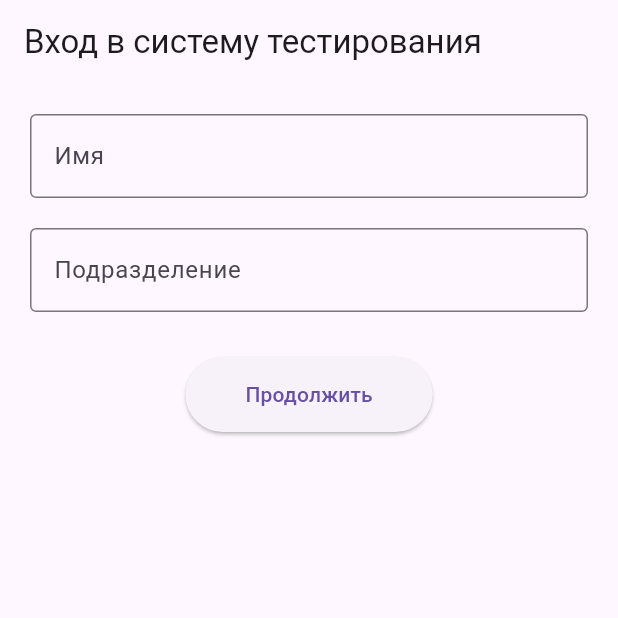
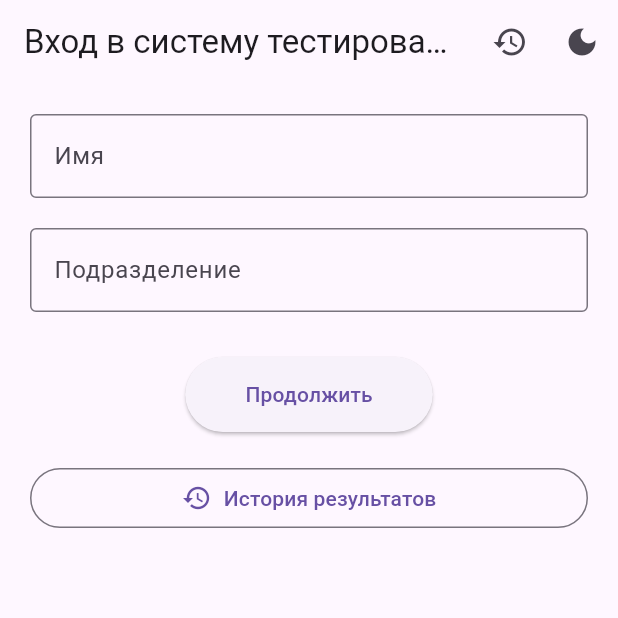
Before and after one commit to Alexxtn105/education_flutter, a Flutter app: the screen it shows after launch, on a phone screen of 412 x 824 dp, the top half of it. Run offline on Flutter 3.47's test engine with Material 3 defaults, Android fonts, the phone set to English and light mode, and no system bars; our stand-ins replace shared_preferences.

Commit message:
Светлая/темная тема

```diff
--- a/lib/main.dart
+++ b/lib/main.dart
@@ -1,25 +1,81 @@
 import 'package:education/screens/results_history_screen.dart';
 import 'package:flutter/material.dart';
 import 'screens/login_screen.dart';
+import 'package:provider/provider.dart';
+import 'theme_provider.dart';
 
-void main() {
+void main() async {
+  WidgetsFlutterBinding.ensureInitialized();
   runApp(MyApp());
 }
 
 class MyApp extends StatelessWidget {
   @override
   Widget build(BuildContext context) {
-    return MaterialApp(
-      title: 'Quiz App',
-      theme: ThemeData(
-        primarySwatch: Colors.blue,
-        visualDensity: VisualDensity.adaptivePlatformDensity,
+    return ChangeNotifierProvider(
+      create: (context) => ThemeProvider(),
+      child: Consumer<ThemeProvider>(
+        builder: (context, themeProvider, child) {
+          return MaterialApp(
+            title: 'Quiz App',
+            theme: themeProvider.themeData,
+            home: LoginScreen(),
+            routes: {
+              '/results-history': (context) => ResultsHistoryScreen(),
+            },
+          );
+        },
       ),
-      home: LoginScreen(),
-      routes: {
-        '/results-history': (context) => ResultsHistoryScreen(),
-      },
-
     );
   }
 }
+
+// import 'package:education/screens/results_history_screen.dart';
+// import 'package:flutter/material.dart';
+// import 'screens/login_screen.dart';
+// import 'package:shared_preferences/shared_preferences.dart';
+//
+// void main() async {
+//   WidgetsFlutterBinding.ensureInitialized();
+//   final prefs = await SharedPreferences.getInstance();
+//   final isDarkMode = prefs.getBool('isDarkMode') ?? false;
+//
+//   runApp(MyApp(isDarkMode: isDarkMode));
+// }
+//
+// class MyApp extends StatelessWidget {
+//   final bool isDarkMode;
+//
+//   const MyApp({super.key, required this.isDarkMode});
+//
+//   @override
+//   Widget build(BuildContext context) {
+//     return MaterialApp(
+//       title: 'Quiz App',
+//       theme: isDarkMode ? _darkTheme : _lightTheme,
+//       home: LoginScreen(),
+//       routes: {
+//         '/results-history': (context) => ResultsHistoryScreen(),
+//       },
+//     );
+//   }
+//
+//   static final ThemeData _lightTheme = ThemeData(
+//     primarySwatch: Colors.blue,
+//     visualDensity: VisualDensity.adaptivePlatformDensity,
+//     brightness: Brightness.light,
+//   );
+//
+//   static final ThemeData _darkTheme = ThemeData(
+//     primarySwatch: Colors.blue,
+//     visualDensity: VisualDensity.adaptivePlatformDensity,
+//     brightness: Brightness.dark,
+//     // scaffoldBackgroundColor: Colors.grey[900],
+//     // appBarTheme: AppBarTheme(
+//     //   backgroundColor: Colors.grey[800],
+//     // ),
+//     // cardTheme: CardThemeData(
+//     //   color: Colors.grey[800],
+//     // ),
+//   );
+// }
--- a/lib/screens/login_screen.dart
+++ b/lib/screens/login_screen.dart
@@ -1,7 +1,9 @@
 import 'package:flutter/material.dart';
-import 'package:flutter/services.dart';
+import 'package:provider/provider.dart';
 import '../models/user.dart';
 import 'questionnaire_selection.dart';
+import 'results_history_screen.dart';
+import '../theme_provider.dart';
 
 class LoginScreen extends StatefulWidget {
   @override
@@ -15,8 +17,35 @@ class _LoginScreenState extends State<LoginScreen> {
 
   @override
   Widget build(BuildContext context) {
+    final themeProvider = Provider.of<ThemeProvider>(context);
+
     return Scaffold(
-      appBar: AppBar(title: Text('Вход в систему тестирования')),
+      appBar: AppBar(
+        title: Text('Вход в систему тестирования'),
+        actions: [
+          // Кнопка перехода к истории результатов
+          IconButton(
+            icon: Icon(Icons.history),
+            onPressed: () {
+              Navigator.push(
+                context,
+                MaterialPageRoute(
+                  builder: (context) => ResultsHistoryScreen(),
+                ),
+              );
+            },
+            tooltip: 'История результатов',
+          ),
+          // Кнопка смены темы
+          IconButton(
+            icon: Icon(themeProvider.isDarkMode ? Icons.light_mode : Icons.dark_mode),
+            onPressed: () {
+              themeProvider.toggleTheme();
+            },
+            tooltip: themeProvider.isDarkMode ? 'Светлая тема' : 'Темная тема',
+          ),
+        ],
+      ),
       body: Padding(
         padding: EdgeInsets.all(20.0),
         child: Form(
@@ -71,6 +100,26 @@ class _LoginScreenState extends State<LoginScreen> {
                   padding: EdgeInsets.symmetric(horizontal: 40, vertical: 15),
                 ),
               ),
+              SizedBox(height: 20),
+              // Дополнительная кнопка для перехода к истории результатов
+              OutlinedButton(
+                onPressed: () {
+                  Navigator.push(
+                    context,
+                    MaterialPageRoute(
+                      builder: (context) => ResultsHistoryScreen(),
+                    ),
+                  );
+                },
+                child: Row(
+                  mainAxisAlignment: MainAxisAlignment.center,
+                  children: [
+                    Icon(Icons.history, size: 20),
+                    SizedBox(width: 8),
+                    Text('История результатов'),
+                  ],
+                ),
+              ),
             ],
           ),
         ),
--- /dev/null
+++ b/lib/theme_provider.dart
@@ -0,0 +1,52 @@
+import 'package:flutter/material.dart';
+import 'package:shared_preferences/shared_preferences.dart';
+
+class ThemeProvider with ChangeNotifier {
+  bool _isDarkMode = false;
+
+  bool get isDarkMode => _isDarkMode;
+
+  ThemeProvider() {
+    _loadThemePreference();
+  }
+
+  Future<void> _loadThemePreference() async {
+    final prefs = await SharedPreferences.getInstance();
+    _isDarkMode = prefs.getBool('isDarkMode') ?? false;
+    notifyListeners();
+  }
+
+  Future<void> toggleTheme() async {
+    _isDarkMode = !_isDarkMode;
+    final prefs = await SharedPreferences.getInstance();
+    await prefs.setBool('isDarkMode', _isDarkMode);
+    notifyListeners();
+  }
+
+  ThemeData get themeData {
+    return _isDarkMode ? _darkTheme : _lightTheme;
+  }
+
+  static final ThemeData _lightTheme = ThemeData(
+    primarySwatch: Colors.blue,
+    visualDensity: VisualDensity.adaptivePlatformDensity,
+    brightness: Brightness.light,
+  );
+
+  static final ThemeData _darkTheme = ThemeData(
+    primarySwatch: Colors.blue,
+    visualDensity: VisualDensity.adaptivePlatformDensity,
+    brightness: Brightness.dark,
+    scaffoldBackgroundColor: Colors.grey[900],
+    appBarTheme: AppBarTheme(
+      backgroundColor: Colors.grey[800],
+      foregroundColor: Colors.white,
+    ),
+    cardTheme: CardThemeData(
+      color: Colors.grey[800],
+    ),
+    dialogTheme: DialogThemeData(
+      backgroundColor: Colors.grey[800],
+    ),
+  );
+}
--- a/pubspec.yaml
+++ b/pubspec.yaml
@@ -31,6 +31,9 @@ dependencies:
   flutter:
     sdk: flutter
   http: ^1.5.0  # пакет http
+  shared_preferences: ^2.2.2 #Темы
+  provider: ^6.0.5
+
   # The following adds the Cupertino Icons font to your application.
   # Use with the CupertinoIcons class for iOS style icons.
   cupertino_icons: ^1.0.8
```
Also changed, not shown: lib/screens/results_history_screen.dart (+11 -0 lines), 1 other file.
